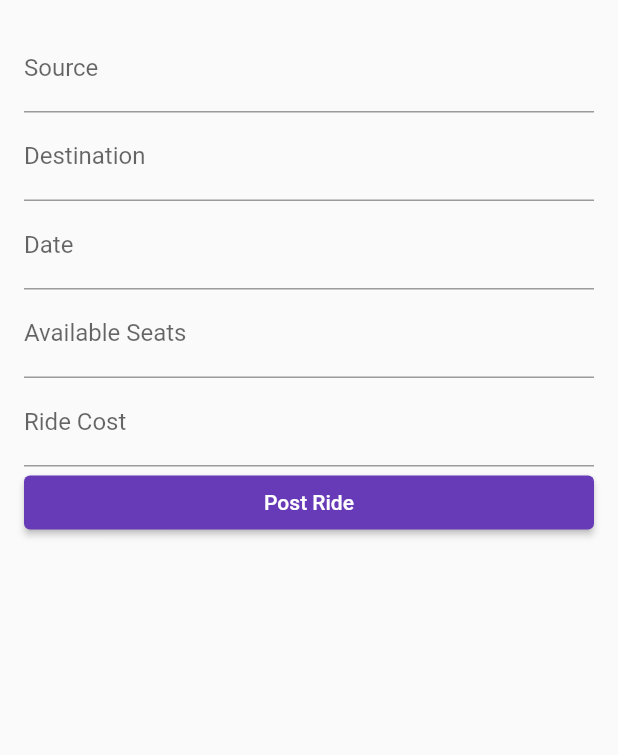
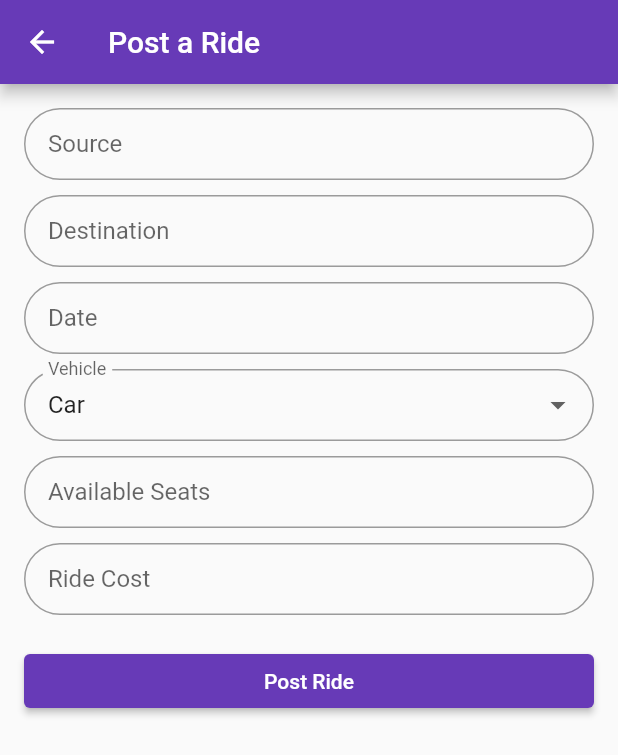
Before and after one commit to ranvirpawar/Jmate, a Flutter app: the PostRidePage screen opened by its route, on a phone screen of 412 x 824 dp. Shown: the top 755 px of the screen. Run offline on Flutter 3.47's test engine with Material 2 defaults, Android fonts, the phone set to English and light mode, and no system bars; our stand-ins replace cloud_firestore, firebase_auth, firebase_core, firebase_database, flutter_datetime_picker, google_fonts; accounts and stored records are empty.

Commit message:
postRide update

```diff
--- a/lib/main.dart
+++ b/lib/main.dart
@@ -37,8 +37,7 @@ class MyApp extends StatelessWidget {
         '/signup': (context) => SignUpPage(),
         '/login': (context) => LoginPage(),
         '/display': (context) => DisplayPage(),
-        '/postride':(context) => PostRidePage()
-
+        '/postride': (context) => PostRidePage()
       },
     );
   }
--- a/lib/postride.dart
+++ b/lib/postride.dart
@@ -16,6 +16,8 @@ class _PostRidePageState extends State<PostRidePage> {
   final TextEditingController _dateController = TextEditingController();
   final TextEditingController _seatsController = TextEditingController();
   final TextEditingController _rideCostController = TextEditingController();
+  final List<String> _vehicleOptions = ['Bike', 'Car'];
+  String _selectedVehicle = 'Car'; // Default value is car
 
   User? _currentUser;
   DateTime? _selectedDate;
@@ -46,7 +48,8 @@ class _PostRidePageState extends State<PostRidePage> {
       String source = _sourceController.text;
       String destination = _destinationController.text;
       String date = _dateController.text;
-      int seats = int.tryParse(_seatsController.text) ?? 0;
+      String vehicle = _selectedVehicle;
+      int seats = vehicle == 'Bike' ? 1 : int.tryParse(_seatsController.text) ?? 0;
       double rideCost = double.tryParse(_rideCostController.text) ?? 0.0;
 
       FirebaseFirestore.instance.collection('postride').add({
@@ -72,8 +75,6 @@ class _PostRidePageState extends State<PostRidePage> {
                         builder: (context) => Homepage(),
                       ),
                     );
-                    // Redirect to the desired page
-
                   },
                   child: Text('OK'),
                 ),
@@ -106,20 +107,72 @@ class _PostRidePageState extends State<PostRidePage> {
   @override
   Widget build(BuildContext context) {
     return Scaffold(
+      appBar: AppBar(
+        title: Text('Post a Ride'),
+      ),
       body: SingleChildScrollView(
         padding: EdgeInsets.all(16.0),
         child: Column(
           crossAxisAlignment: CrossAxisAlignment.stretch,
           children: [
-            TextFormField(
+            _buildStadiumTextField(
               controller: _sourceController,
-              decoration: InputDecoration(labelText: 'Source'),
+              labelText: 'Source',
             ),
-            TextFormField(
+            SizedBox(height: 10),
+            _buildStadiumTextField(
               controller: _destinationController,
-              decoration: InputDecoration(labelText: 'Destination'),
+              labelText: 'Destination',
             ),
-            InkWell(
+            SizedBox(height: 10),
+            _buildDateInput(),
+            SizedBox(height: 10),
+            _buildVehicleDropdown(),
+            SizedBox(height: 10),
+            _buildStadiumTextField(
+              controller: _seatsController,
+              labelText: 'Available Seats',
+              keyboardType: TextInputType.number,
+            ),
+            SizedBox(height: 10),
+            _buildStadiumTextField(
+              controller: _rideCostController,
+              labelText: 'Ride Cost',
+              keyboardType: TextInputType.number,
+            ),
+            SizedBox(height: 20),
+            ElevatedButton(
+              onPressed: _postRide,
+              child: Text('Post Ride'),
+            ),
+          ],
+        ),
+      ),
+    );
+  }
+
+  Widget _buildStadiumTextField({
+    required TextEditingController controller,
+    required String labelText,
+    TextInputType? keyboardType,
+  }) {
+    return Container(
+      child: TextFormField(
+        controller: controller,
+        decoration: InputDecoration(
+          labelText: labelText,
+          border: OutlineInputBorder(
+            borderRadius: BorderRadius.circular(30.0),
+          ),
+          contentPadding: EdgeInsets.symmetric(horizontal: 16.0),
+        ),
+        keyboardType: keyboardType,
+      ),
+    );
+  }
+
+  Widget _buildDateInput() {
+    return InkWell(
       onTap: () {
         DatePicker.showDatePicker(
           context,
@@ -129,36 +182,44 @@ class _PostRidePageState extends State<PostRidePage> {
           onConfirm: (date) {
             setState(() {
               _selectedDate = date;
-                      _dateController.text =
-                          DateFormat('yyyy-MM-dd').format(date);
+              _dateController.text = DateFormat('yyyy-MM-dd').format(date);
             });
           },
         );
       },
       child: AbsorbPointer(
-                child: TextFormField(
+        child: _buildStadiumTextField(
           controller: _dateController,
-                  decoration: InputDecoration(
           labelText: 'Date',
         ),
       ),
+    );
+  }
+
+  Widget _buildVehicleDropdown() {
+    return Container(
+      child: DropdownButtonFormField<String>(
+        value: _selectedVehicle,
+        items: _vehicleOptions.map((String vehicle) {
+          return DropdownMenuItem<String>(
+            value: vehicle,
+            child: Text(vehicle),
+          );
+        }).toList(),
+        onChanged: (String? newValue) {
+          setState(() {
+            _selectedVehicle = newValue!;
+            if (_selectedVehicle == 'Bike') {
+              _seatsController.text = '1';
+            }
+          });
+        },
+        decoration: InputDecoration(
+          labelText: 'Vehicle',
+          border: OutlineInputBorder(
+            borderRadius: BorderRadius.circular(30.0),
           ),
-            ),
-            TextFormField(
-              controller: _seatsController,
-              decoration: InputDecoration(labelText: 'Available Seats'),
-              keyboardType: TextInputType.number,
-            ),
-            TextFormField(
-              controller: _rideCostController,
-              decoration: InputDecoration(labelText: 'Ride Cost'),
-              keyboardType: TextInputType.number,
-            ),
-            ElevatedButton(
-              onPressed: _postRide,
-              child: Text('Post Ride'),
-            ),
-          ],
+          contentPadding: EdgeInsets.symmetric(horizontal: 16.0),
         ),
       ),
     );
```
Also changed, not shown: lib/create_ride.dart (deleted). Lines whose indentation alone changed are shown as unchanged.
